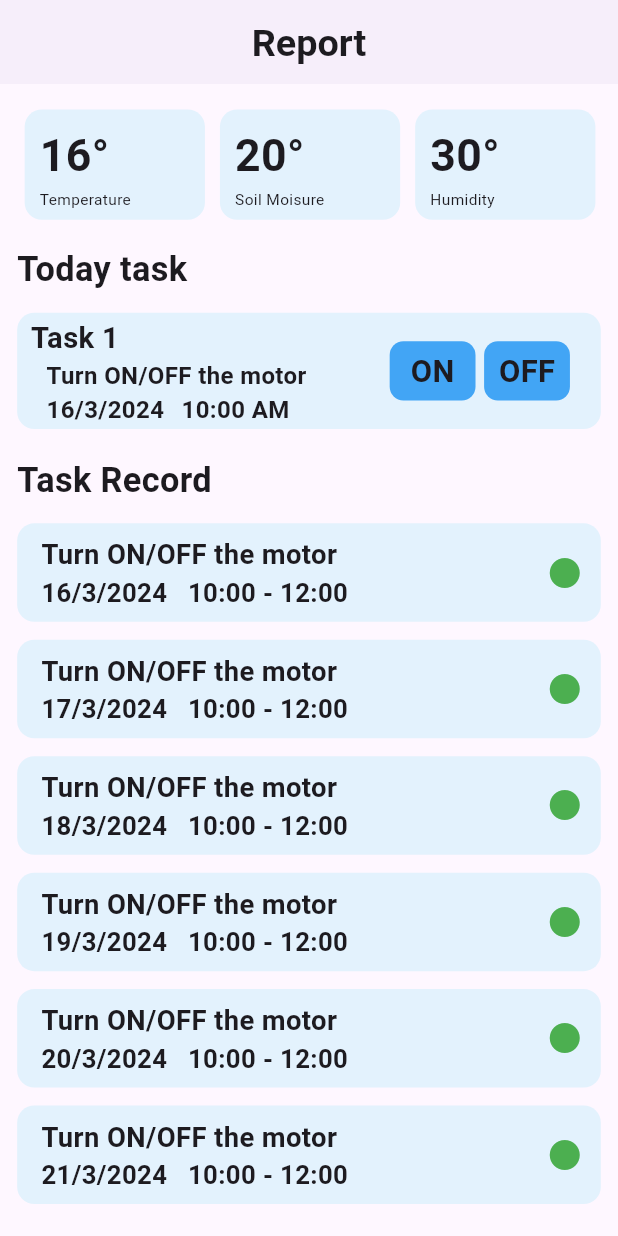
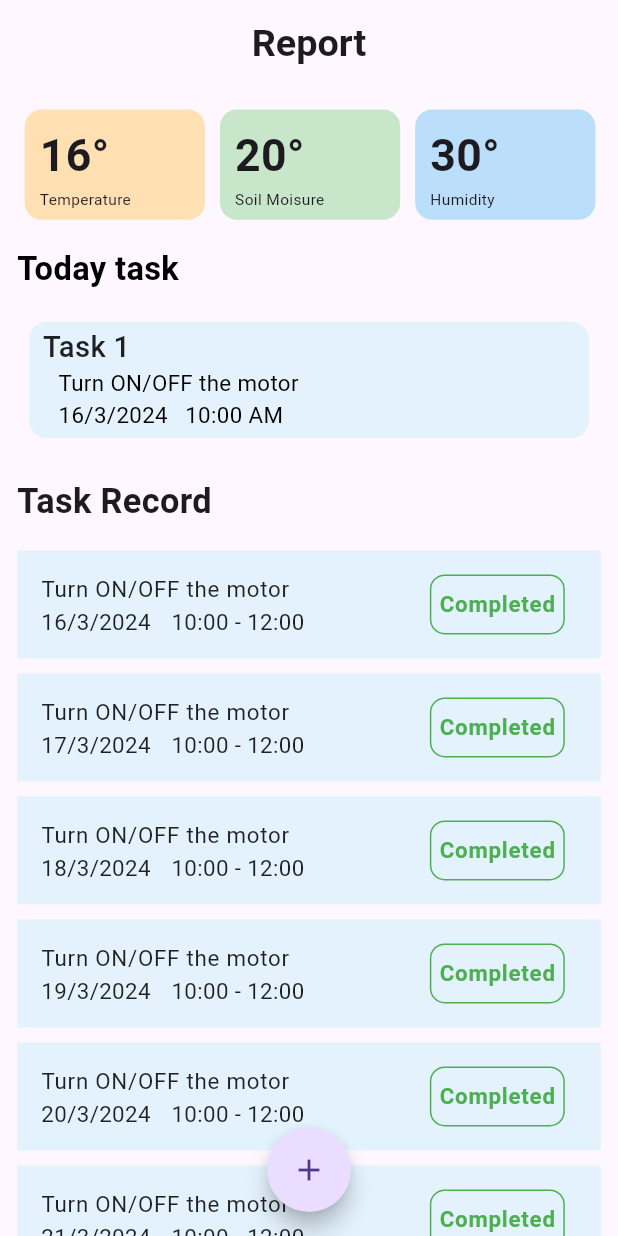
Before and after one commit to johnvimalasir001/iitm_app, a Flutter app: the screen it shows after launch, on a phone screen of 412 x 824 dp. Run offline on Flutter 3.47's test engine with Material 3 defaults, Android fonts, the phone set to English and light mode, and no system bars; drawn by our look-alikes of flutter_slidable; our stand-ins replace firebase_auth, firebase_core, fl_chart, flutter_screenutil, get, pinput; accounts and stored records are empty.

Commit message:
slider update

```diff
--- a/lib/weather/pages/report.dart
+++ b/lib/weather/pages/report.dart
@@ -1,6 +1,8 @@
 import 'package:flutter/material.dart';
 import 'package:flutter_screenutil/flutter_screenutil.dart';
+import 'package:flutter_slidable/flutter_slidable.dart';
 import 'package:iitm_app/weather/widgets/reportdata_builder.dart';
+import 'package:iitm_app/weather/widgets/taskrecord.dart';
 
 class Report extends StatelessWidget {
   Report({super.key});
@@ -23,7 +25,14 @@ class Report extends StatelessWidget {
           'Report',
           style: TextStyle(fontSize: 22.sp, fontWeight: FontWeight.w600),
         ),
-        elevation: 1,
+        elevation: 0,
+        scrolledUnderElevation: 0,
+      ),
+      floatingActionButtonLocation: FloatingActionButtonLocation.centerFloat,
+      floatingActionButton: FloatingActionButton(
+        onPressed: () {},
+        shape: const CircleBorder(),
+        child: const Icon(Icons.add),
       ),
       body: SingleChildScrollView(
         child: SafeArea(
@@ -38,16 +47,39 @@ class Report extends StatelessWidget {
               ),
               Text(
                 'Today task',
-                style: TextStyle(fontSize: 20.sp, fontWeight: FontWeight.w700),
+                style: TextStyle(
+                    fontSize: 19.sp,
+                    fontWeight: FontWeight.w700,
+                    color: Colors.black),
               ),
               Padding(
+                padding: const EdgeInsets.all(8.0),
+                child: Slidable(
+                  endActionPane:
+                      ActionPane(motion: const BehindMotion(), children: [
+                    SlidableAction(
+                      backgroundColor: Colors.red,
+                      label: 'OFF',
+                      onPressed: (context) => _onDismissed,
+                    )
+                  ]),
+                  startActionPane:
+                      ActionPane(motion: const ScrollMotion(), children: [
+                    SlidableAction(
+                      backgroundColor: Colors.green,
+                      label: 'ON',
+                      onPressed: (context) => _onDismissed,
+                    )
+                  ]),
+                  child: Padding(
                     padding: EdgeInsets.only(top: 10.h),
                     child: Container(
                       height: 65.h,
                       width: double.infinity.w,
                       decoration: BoxDecoration(
                           color: Colors.blue.shade50,
-                      borderRadius: BorderRadius.all(Radius.circular(10.r))),
+                          borderRadius:
+                              BorderRadius.all(Radius.circular(10.r))),
                       child: Row(
                         mainAxisAlignment: MainAxisAlignment.spaceBetween,
                         children: [
@@ -59,7 +91,9 @@ class Report extends StatelessWidget {
                                 child: Text(
                                   'Task 1',
                                   style: TextStyle(
-                                  fontSize: 17.sp, fontWeight: FontWeight.w700),
+                                      fontSize: 17.sp,
+                                      fontWeight: FontWeight.w500,
+                                      color: Colors.black87),
                                 ),
                               ),
                               Padding(
@@ -67,7 +101,9 @@ class Report extends StatelessWidget {
                                 child: Text(
                                   'Turn ON/OFF the motor',
                                   style: TextStyle(
-                                  fontSize: 14.sp, fontWeight: FontWeight.w700),
+                                      fontSize: 13.sp,
+                                      fontWeight: FontWeight.w400,
+                                      color: Colors.black),
                                 ),
                               ),
                               Padding(
@@ -77,8 +113,9 @@ class Report extends StatelessWidget {
                                     Text(
                                       '16/3/2024',
                                       style: TextStyle(
-                                      fontSize: 14.sp,
-                                      fontWeight: FontWeight.w700),
+                                          fontSize: 13.sp,
+                                          fontWeight: FontWeight.w400,
+                                          color: Colors.black),
                                     ),
                                     SizedBox(
                                       width: 10.w,
@@ -86,63 +123,68 @@ class Report extends StatelessWidget {
                                     Text(
                                       '10:00 AM',
                                       style: TextStyle(
-                                      fontSize: 14.sp,
-                                      fontWeight: FontWeight.w700),
+                                          fontSize: 13.sp,
+                                          fontWeight: FontWeight.w400,
+                                          color: Colors.black),
                                     ),
                                   ],
                                 ),
                               ),
                             ],
                           ),
-                      Padding(
-                        padding: EdgeInsets.only(right: 18.w),
-                        child: Row(
-                          children: [
-                            GestureDetector(
-                              onTap: () {},
-                              child: Container(
-                                height: 33.h,
-                                width: 50.w,
-                                decoration: BoxDecoration(
-                                    color: Colors.blue.shade400,
-                                    borderRadius:
-                                        BorderRadius.all(Radius.circular(8.r))),
-                                child: Center(
-                                  child: Text(
-                                    'ON',
-                                    style: TextStyle(
-                                        fontSize: 18.sp,
-                                        fontWeight: FontWeight.bold),
+                          // Padding(
+                          //   padding: EdgeInsets.only(right: 18.w),
+                          //   child: Row(
+                          //     children: [
+                          //       GestureDetector(
+                          //         onTap: () {},
+                          //         child: Container(
+                          //           height: 33.h,
+                          //           width: 50.w,
+                          //           decoration: BoxDecoration(
+                          //               color: Colors.green,
+                          //               borderRadius: BorderRadius.all(
+                          //                   Radius.circular(8.r))),
+                          //           child: Center(
+                          //             child: Text(
+                          //               'ON',
+                          //               style: TextStyle(
+                          //                   color: Colors.white,
+                          //                   fontSize: 18.sp,
+                          //                   fontWeight: FontWeight.bold),
+                          //             ),
+                          //           ),
+                          //         ),
+                          //       ),
+                          //       SizedBox(
+                          //         width: 5.w,
+                          //       ),
+                          //       GestureDetector(
+                          //         onTap: () {},
+                          //         child: Container(
+                          //           height: 33.h,
+                          //           width: 50.w,
+                          //           decoration: BoxDecoration(
+                          //               color: Colors.redAccent,
+                          //               borderRadius: BorderRadius.all(
+                          //                   Radius.circular(8.r))),
+                          //           child: Center(
+                          //             child: Text(
+                          //               'OFF',
+                          //               style: TextStyle(
+                          //                   color: Colors.white,
+                          //                   fontSize: 18.sp,
+                          //                   fontWeight: FontWeight.bold),
+                          //             ),
+                          //           ),
+                          //         ),
+                          //       ),
+                          //     ],
+                          //   ),
+                          // )
+                        ],
                       ),
                     ),
-                              ),
-                            ),
-                            SizedBox(
-                              width: 5.w,
-                            ),
-                            GestureDetector(
-                              onTap: () {},
-                              child: Container(
-                                height: 33.h,
-                                width: 50.w,
-                                decoration: BoxDecoration(
-                                    color: Colors.blue.shade400,
-                                    borderRadius:
-                                        BorderRadius.all(Radius.circular(8.r))),
-                                child: Center(
-                                  child: Text(
-                                    'OFF',
-                                    style: TextStyle(
-                                        fontSize: 18.sp,
-                                        fontWeight: FontWeight.bold),
-                                  ),
-                                ),
-                              ),
-                            ),
-                          ],
-                        ),
-                      )
-                    ],
                   ),
                 ),
               ),
@@ -170,79 +212,6 @@ class Report extends StatelessWidget {
       ),
     );
   }
+
+  void _onDismissed() {}
 }
-
-class TaskRecord extends StatelessWidget {
-  const TaskRecord({
-    super.key,
-    required this.recorddate,
-  });
-  final String recorddate;
-  @override
-  Widget build(BuildContext context) {
-    return Padding(
-      padding: EdgeInsets.symmetric(vertical: 5.h),
-      child: Container(
-        height: 55.h,
-        width: double.infinity.w,
-        decoration: BoxDecoration(
-            color: Colors.blue.shade50,
-            borderRadius: BorderRadius.all(Radius.circular(10.r))),
-        child: Row(
-          mainAxisAlignment: MainAxisAlignment.spaceBetween,
-          children: [
-            Column(
-              crossAxisAlignment: CrossAxisAlignment.start,
-              children: [
-                Padding(
-                  padding: EdgeInsets.only(left: 14.w, top: 7.h),
-                  child: Text(
-                    'Turn ON/OFF the motor',
-                    style:
-                        TextStyle(fontSize: 16.sp, fontWeight: FontWeight.w700),
-                  ),
-                ),
-                Padding(
-                  padding: EdgeInsets.only(
-                    left: 14.w,
-                  ),
-                  child: Row(
-                    children: [
-                      Text(
-                        recorddate,
-                        style: TextStyle(
-                            fontSize: 15.sp, fontWeight: FontWeight.w700),
-                      ),
-                      SizedBox(
-                        width: 12.w,
-                      ),
-                      Text(
-                        '10:00 - 12:00',
-                        style: TextStyle(
-                            fontSize: 15.sp, fontWeight: FontWeight.w700),
-                      ),
-                    ],
-                  ),
-                ),
-              ],
-            ),
-            IconButton(
-              onPressed: () {},
-              icon: const Icon(
-                Icons.circle,
-              ),
-              color: Colors.green,
-            ),
-            // Container(
-            //   height: 40,
-            //   width: 40,
-            //   decoration: BoxDecoration(
-            //       color: Colors.green, borderRadius: BorderRadius.circular(30)),
-            //   child:
-            // )
-          ],
-        ),
-      ),
-    );
-  }
-}
--- /dev/null
+++ b/lib/weather/pages/taskinput.dart
@@ -0,0 +1,10 @@
+import 'package:flutter/material.dart';
+
+class TaskInput extends StatelessWidget {
+  const TaskInput({super.key});
+
+  @override
+  Widget build(BuildContext context) {
+    return Scaffold();
+  }
+}
--- a/lib/weather/widgets/report_data.dart
+++ b/lib/weather/widgets/report_data.dart
@@ -6,9 +6,11 @@ class ReportData extends StatelessWidget {
     super.key,
     required this.dailyreport,
     required this.dailyreportcontent,
+    required this.reportcolor,
   });
 
   final String dailyreport, dailyreportcontent;
+  final reportcolor;
 
   @override
   Widget build(BuildContext context) {
@@ -18,7 +20,7 @@ class ReportData extends StatelessWidget {
         height: 40.h,
         width: 105.w,
         decoration: BoxDecoration(
-            color: Colors.blue.shade50,
+            color: reportcolor,
             borderRadius: BorderRadius.all(Radius.circular(10.r))),
         child: Padding(
           padding: const EdgeInsets.all(10.0),
--- a/lib/weather/widgets/reportdata_builder.dart
+++ b/lib/weather/widgets/reportdata_builder.dart
@@ -22,6 +22,12 @@ class _ReportDataBuilderState extends State<ReportDataBuilder> {
     'Humidity'
   ];
 
+  final List reportcolor = [
+    Colors.orange.shade100,
+    Colors.green.shade100,
+    Colors.blue.shade100
+  ];
+
   @override
   Widget build(BuildContext context) {
     return SizedBox(
@@ -33,8 +39,10 @@ class _ReportDataBuilderState extends State<ReportDataBuilder> {
         scrollDirection: Axis.horizontal,
         itemBuilder: (context, index) {
           return ReportData(
-              dailyreport: dailyreport[index],
-              dailyreportcontent: dailyreportcontent[index]);
+            dailyreport: dailyreport[index],
+            dailyreportcontent: dailyreportcontent[index],
+            reportcolor: reportcolor[index],
+          );
         },
       ),
     );
--- /dev/null
+++ b/lib/weather/widgets/taskrecord.dart
@@ -0,0 +1,68 @@
+import 'package:flutter/material.dart';
+import 'package:flutter_screenutil/flutter_screenutil.dart';
+
+class TaskRecord extends StatefulWidget {
+  const TaskRecord({super.key, required this.recorddate});
+
+  final String recorddate;
+  @override
+  State<TaskRecord> createState() => _TaskRecordState();
+}
+
+class _TaskRecordState extends State<TaskRecord> {
+  @override
+  Widget build(BuildContext context) {
+    return Padding(
+      padding: const EdgeInsets.only(top: 10),
+      child: ListTile(
+        onTap: () {},
+        selected: true,
+        selectedTileColor: Colors.blue.shade50,
+        title: Text(
+          'Turn ON/OFF the motor',
+          style: TextStyle(
+              color: Colors.black87,
+              fontSize: 13.sp,
+              fontWeight: FontWeight.w400),
+        ),
+        subtitle: Row(
+          children: [
+            Text(
+              widget.recorddate,
+              style: TextStyle(
+                  color: Colors.black87,
+                  fontSize: 13.sp,
+                  fontWeight: FontWeight.w400),
+            ),
+            SizedBox(
+              width: 12.w,
+            ),
+            Text(
+              '10:00 - 12:00',
+              style: TextStyle(
+                  color: Colors.black87,
+                  fontSize: 13.sp,
+                  fontWeight: FontWeight.w400),
+            ),
+          ],
+        ),
+        trailing: Container(
+          height: 40,
+          width: 90,
+          decoration: BoxDecoration(
+              border: Border.all(color: Colors.green),
+              borderRadius: const BorderRadius.all(Radius.circular(10))),
+          child: Center(
+            child: Text(
+              'Completed',
+              style: TextStyle(
+                  color: Colors.green,
+                  fontSize: 13.sp,
+                  fontWeight: FontWeight.w700),
+            ),
+          ),
+        ),
+      ),
+    );
+  }
+}
--- a/pubspec.yaml
+++ b/pubspec.yaml
@@ -44,6 +44,7 @@ dependencies:
   get:
 
   fl_chart: ^0.66.2
+  flutter_slidable: ^3.1.0
 
 dev_dependencies:
   flutter_test:
```
Also changed, not shown: pubspec.lock. Lines whose indentation alone changed are shown as unchanged.
